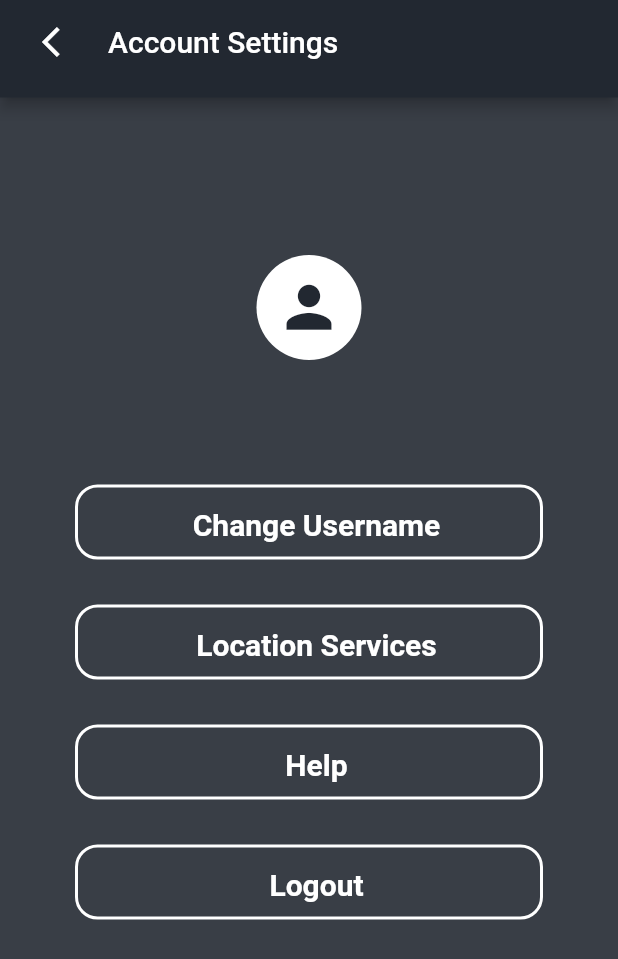
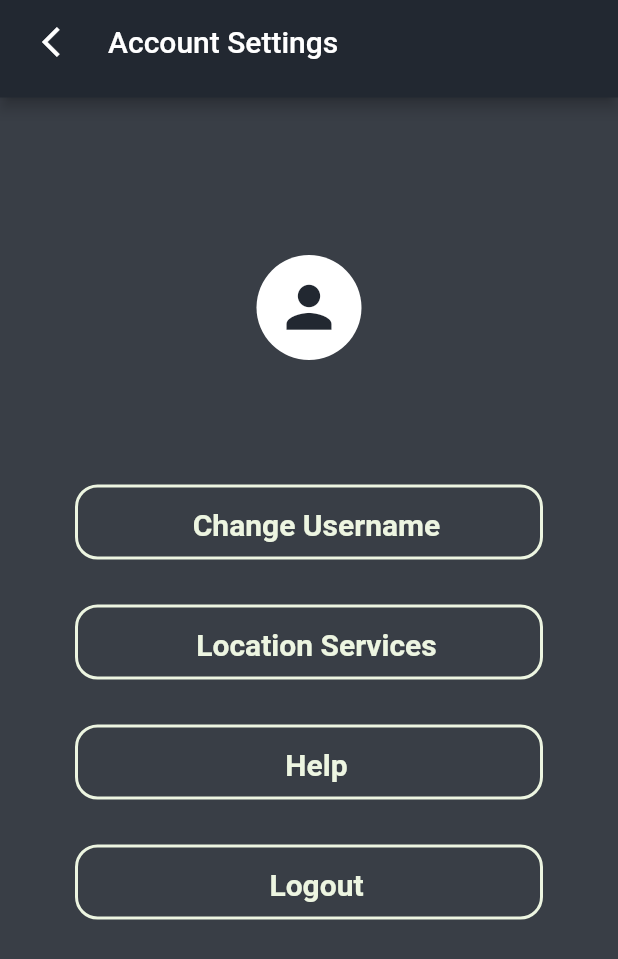
Before and after one commit to austinhogan11/text_marks_the_spot_app, a Flutter app: the screen it shows after launch, after a tap on the "settings" icon, on a phone screen of 412 x 824 dp. Shown: the top 959 px of the screen. Run offline on Flutter 3.47's test engine with Material 2 defaults, Android fonts, the light colour scheme and no system bars; our stand-ins replace cloud_firestore, firebase_auth, firebase_core, geolocator, google_maps_flutter, google_sign_in; missing offline and left inert: apple_sign_in; accounts and stored records are empty.

Commit message:
UI color change

```diff
--- a/lib/components/settings_button.dart
+++ b/lib/components/settings_button.dart
@@ -1,4 +1,5 @@
 import 'package:flutter/material.dart';
+import 'package:text_marks_the_spot_app/constants.dart';
 import 'package:text_marks_the_spot_app/functionality/authentication/user_authentication_handling.dart';
 import 'package:text_marks_the_spot_app/screens/authentication/login_screen.dart';
 
@@ -10,15 +11,16 @@ import 'package:text_marks_the_spot_app/screens/authentication/login_screen.dart
 class SettingsButton extends StatelessWidget {
   final String btnText;
   final String screenNavRoute;
+  final Color grn = const Color(0xFFEDF5E1);
 
-  SettingsButton({this.btnText, this.screenNavRoute});
+  SettingsButton({this.btnText, this.screenNavRoute, Color color});
 
   @override
   Widget build(BuildContext context) {
     return Padding(
       padding: EdgeInsets.symmetric(vertical: 15.0, horizontal: 50.0),
       child: OutlineButton(
-        splashColor: Colors.white,
+        splashColor: grn,
         onPressed: () {
           if (screenNavRoute == LoginScreen.id) userSignOutHandling(context);
           Navigator.pushNamed(context, screenNavRoute);
@@ -27,7 +29,8 @@ class SettingsButton extends StatelessWidget {
           borderRadius: BorderRadius.circular(15.0),
         ),
         highlightElevation: 0,
-        borderSide: BorderSide(color: Colors.white, width: 2.0),
+        color: DrkGrn,
+        borderSide: BorderSide(color: grn, width: 2.0),
         child: Padding(
           padding: const EdgeInsets.fromLTRB(0, 10, 0, 10),
           child: Row(
@@ -40,7 +43,7 @@ class SettingsButton extends StatelessWidget {
                   style: TextStyle(
                     height: 1.5,
                     fontSize: 20,
-                    color: Colors.white,
+                    color: grn,
                     fontWeight: FontWeight.bold,
                   ),
                 ),
--- a/lib/constants.dart
+++ b/lib/constants.dart
@@ -3,7 +3,15 @@ import 'package:flutter/material.dart';
 // Primary app color used throughout the interface
 const Color kPrimaryColor = Color(0xff222831);
 
-const Color kAccentColor = Color(0xff393E46);
+const Color kAccentColor = Color(0xff393e46);
+
+const Color KIconFill = Color(0xff05386B);
+
+const Color DrkGrn = Color(0Xff379683);
+
+const Color MedGrn = Color(0xff8EE4AF);
+
+const Color grn = const Color(0xFFEDF5E1);
 
 const Icon kBackIconButton = Icon(
   Icons.arrow_back_ios,
@@ -13,16 +21,18 @@ const Icon kBackIconButton = Icon(
 const Icon kSettingsIconButton = Icon(
   Icons.settings,
   size: 30.0,
-  color: Colors.white,
+  color: grn,
 );
 
+
+
 const TextStyle kTextMarkTextStyleBold = TextStyle(
-  color: Colors.white,
+  color: Colors.blue,
   fontSize: 17.0,
   fontWeight: FontWeight.bold,
 );
 
 const TextStyle kTextMarkTextStyle = TextStyle(
-  color: Colors.white,
+  color: Colors.blue,
   fontSize: 13.0,
 );
--- a/lib/screens/account_settings/account_screen.dart
+++ b/lib/screens/account_settings/account_screen.dart
@@ -65,25 +65,29 @@ class _AccountScreenState extends State<AccountScreen> {
                   username == null ? '' : username,
                   style: TextStyle(
                     fontSize: 20.0,
-                    color: Colors.white,
+                    color: grn,
                     fontWeight: FontWeight.bold,
                   ),
                 ),
               ),
               SettingsButton(
                 btnText: 'Change Username',
+                color: grn,
                 screenNavRoute: ChangeUserNameScreen.id,
               ),
               SettingsButton(
                 btnText: 'Location Services',
+                color: grn,
                 screenNavRoute: LocationServicesScreen.id,
               ),
               SettingsButton(
                 btnText: 'Help',
+                color: grn,
                 screenNavRoute: HelpScreen.id,
               ),
               SettingsButton(
                 btnText: 'Logout',
+                color: grn,
                 screenNavRoute: LoginScreen.id,
               ),
             ],
--- a/lib/screens/home/home_screen.dart
+++ b/lib/screens/home/home_screen.dart
@@ -41,6 +41,9 @@ class _HomeScreenState extends State<HomeScreen> {
   var _mapController;
   List<String> sentTMNicknames;
 
+
+
+
   @override
   void initState() {
     super.initState();
@@ -52,7 +55,7 @@ class _HomeScreenState extends State<HomeScreen> {
   Widget build(BuildContext context) {
     return Scaffold(
       appBar: CustomAppBar(
-        title: 'Home',
+        title: "home",
         icon: kSettingsIconButton,
         iconFunction: () => Navigator.pushNamed(context, AccountScreen.id),
       ),
@@ -113,13 +116,13 @@ class _HomeScreenState extends State<HomeScreen> {
                               RawMaterialButton(
                                 elevation: 2.0,
                                 // fillColor: Colors.teal,
-                                fillColor: kPrimaryColor,
+                                fillColor: KIconFill,
                                 child: Padding(
                                   padding: const EdgeInsets.all(15.0),
                                   child: Icon(
                                     Icons.location_searching_sharp,
                                     size: 45.0,
-                                    color: Colors.white,
+                                    color: grn,
                                   ),
                                 ),
                                 shape: CircleBorder(),
@@ -141,13 +144,13 @@ class _HomeScreenState extends State<HomeScreen> {
                           children: [
                             RawMaterialButton(
                                 elevation: 2.0,
-                                fillColor: kPrimaryColor,
+                                fillColor: KIconFill,
                                 child: Padding(
                                   padding: const EdgeInsets.all(15.0),
                                   child: Icon(
                                     Icons.message_sharp,
                                     size: 45.0,
-                                    color: Colors.white,
+                                    color: grn,
                                   ),
                                 ),
                                 shape: CircleBorder(),
@@ -161,7 +164,7 @@ class _HomeScreenState extends State<HomeScreen> {
                         ),
                         CustomButton(
                           color: kPrimaryColor,
-                          textColor: Colors.white,
+                          textColor: MedGrn,
                           btnText: 'Create a Text Mark',
                           fontSize: 22.5,
                           onTap: () async {
```
Also changed, not shown: lib/screens/account_settings/change_username_screen.dart (+5 -5 lines), lib/screens/home/create_textmark_screen.dart (+13 -13 lines).
